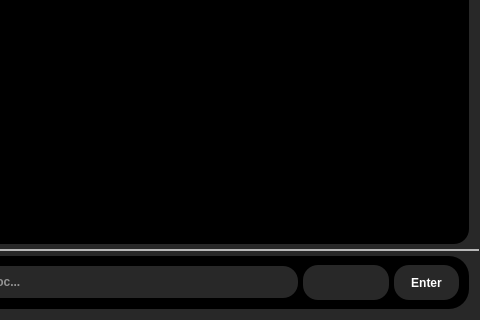
This is VoiceConvAsis_U_3I.ui in Hiriimosa/Conv_Voice_Asis as Qt 5 draws it before an edit; both pictures show x 160 to 640 and y 160 to 480 of the 640 by 480 pixel window. The edited form follows.
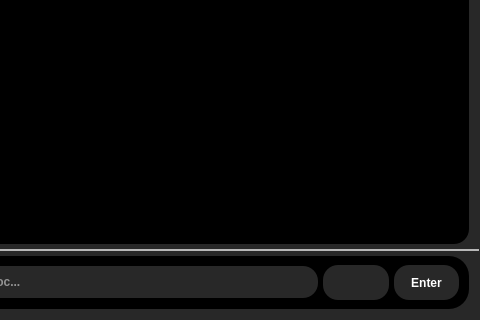
This is the edited form. Icons and pictures are not drawn.

Commit message: Added: - Changing the "console prompt" in the settings - Segmenting (Personalization, History, Speech Manner) of the console prompt - Adding a stop and voice synthesis button - Expanding the prompt for better voice generation

The edit to the form file:
```diff
--- a/VoiceConvAsis_U_3I.ui
+++ b/VoiceConvAsis_U_3I.ui
@@ -618,16 +618,16 @@
                         </property>
                         <layout class="QHBoxLayout" name="horizontalLayout_10">
                          <property name="spacing">
-                          <number>6</number>
+                          <number>0</number>
                          </property>
                          <property name="leftMargin">
-                          <number>5</number>
+                          <number>0</number>
                          </property>
                          <property name="topMargin">
                           <number>0</number>
                          </property>
                          <property name="rightMargin">
-                          <number>5</number>
+                          <number>0</number>
                          </property>
                          <property name="bottomMargin">
                           <number>0</number>
@@ -642,14 +642,14 @@
                            </property>
                            <property name="minimumSize">
                             <size>
-                             <width>35</width>
-                             <height>35</height>
+                             <width>30</width>
+                             <height>30</height>
                             </size>
                            </property>
                            <property name="maximumSize">
                             <size>
-                             <width>35</width>
-                             <height>35</height>
+                             <width>30</width>
+                             <height>30</height>
                             </size>
                            </property>
                            <property name="styleSheet">
@@ -664,6 +664,9 @@
                            <property name="checkable">
                             <bool>true</bool>
                            </property>
+                           <property name="checked">
+                            <bool>false</bool>
+                           </property>
                           </widget>
                          </item>
                          <item>
@@ -676,14 +679,14 @@
                            </property>
                            <property name="minimumSize">
                             <size>
-                             <width>35</width>
-                             <height>35</height>
+                             <width>30</width>
+                             <height>30</height>
                             </size>
                            </property>
                            <property name="maximumSize">
                             <size>
-                             <width>35</width>
-                             <height>35</height>
+                             <width>30</width>
+                             <height>30</height>
                             </size>
                            </property>
                            <property name="palette">
```
Left out of the diff: 19 changed lines with no effect on the pictures. The commit also changes 8 other files.
